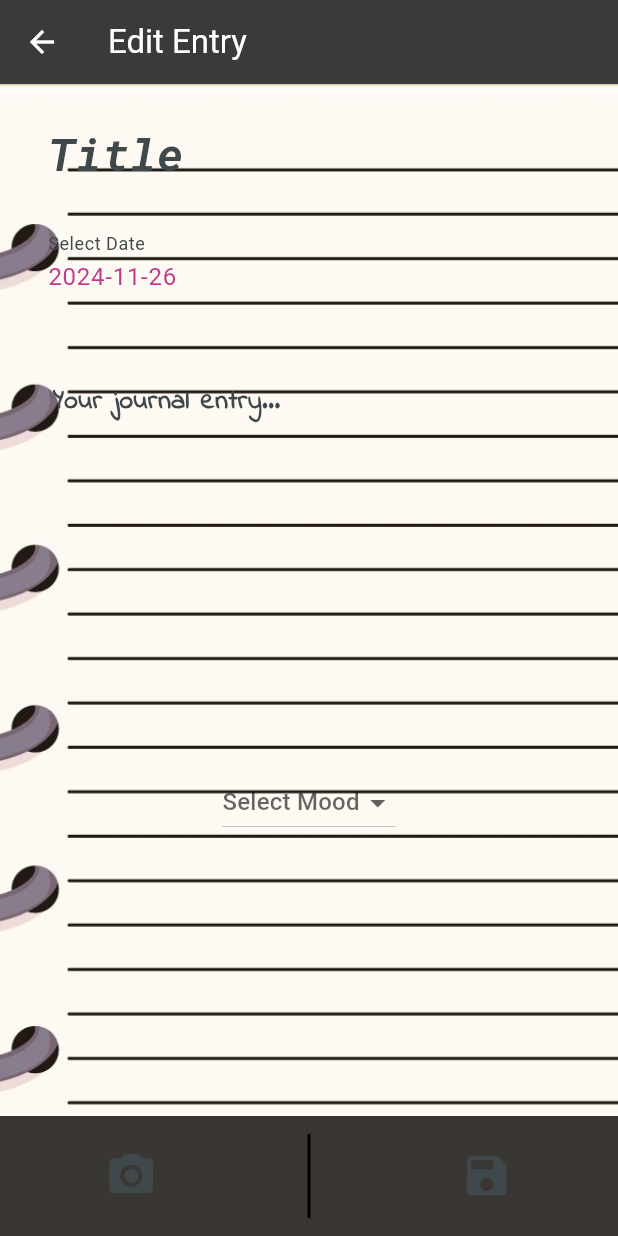
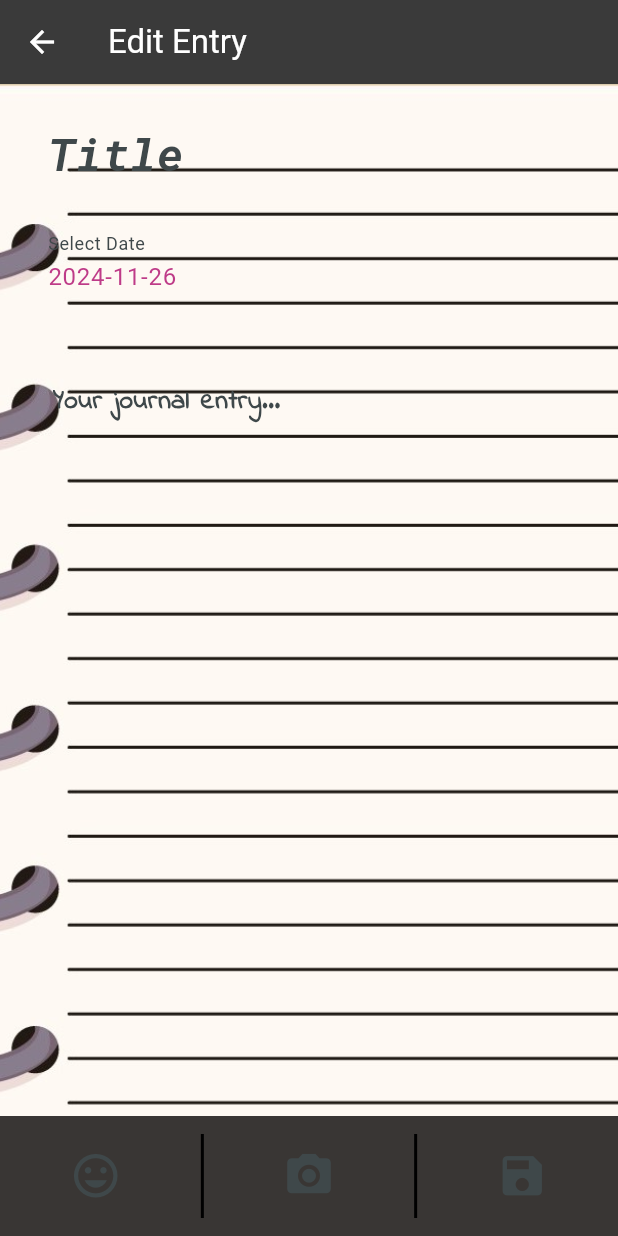
Before and after one commit to consnel8/FinalProject, a Flutter app: the EditJournalPage screen opened directly, on a phone screen of 412 x 824 dp. Run offline on Flutter 3.47's test engine with Material 3 defaults, Android fonts, the phone set to English and light mode, and no system bars; our stand-ins replace adaptive_theme, cloud_firestore, firebase_core, flex_color_scheme, flutter_local_notifications, geolocator and 4 more; accounts and stored records are empty; project files that could hold a hidden picture were left out.

Commit message:
Refined mood picker

```diff
--- a/finalproject/lib/edit_journal_page.dart
+++ b/finalproject/lib/edit_journal_page.dart
@@ -34,7 +34,6 @@ class _EditJournalPageState extends State<EditJournalPage> {
       _selectedMood = widget.entry!.mood;  // Prepopulate the mood if editing
     } else {
       _selectedDate = DateTime.now(); // Default to the current date if no entry is provided
-
     }
   }
 
@@ -61,28 +60,6 @@ class _EditJournalPageState extends State<EditJournalPage> {
       initialDate: initialDate,
       firstDate: firstDate,
       lastDate: lastDate,
-
-      /*
-      builder: (BuildContext context, Widget? child) {
-        return Theme(
-          data: ThemeData.light().copyWith(
-            colorScheme: ColorScheme.light(
-              primary: Color(0xFFbe3b88), // Primary color for the header
-              onPrimary: Colors.white,    // Text color for the header
-              surface: Colors.white,      // Background color of the picker
-              onSurface: Colors.black,    // Text color for calendar grid
-              secondary: Color(0xFFbe3b88), // Active date selection color
-              onSecondary: Colors.white,   // Text color for active date
-            ),
-            textButtonTheme: TextButtonThemeData(
-              style: TextButton.styleFrom(foregroundColor: Color(0xFFDCB65D)), // Updated to use foregroundColor
-            ),
-          ),
-          child: child!,
-        );
-      },
-
-       */
     );
 
     if (picked != null && picked != _selectedDate) {
@@ -92,12 +69,24 @@ class _EditJournalPageState extends State<EditJournalPage> {
     }
   }
 
+  void _showMoodPicker() async {
+    final String? mood = await showDialog<String>(
+      context: context,
+      builder: (context) {
+        return MoodPickerDialog(currentMood: _selectedMood);
+      },
+    );
+    if (mood != null) {
+      setState(() {
+        _selectedMood = mood;
+      });
+    }
+  }
+
   @override
   Widget build(BuildContext context) {
     return Scaffold(
-      //backgroundColor: Colors.transparent, // Keep the background transparent
       appBar: AppBar(
-        //backgroundColor: Color(0xFF393634),
         elevation: 1, // Remove the shadow for the diary look
         leading: IconButton(
           icon: const Icon(Icons.arrow_back),
@@ -109,9 +98,7 @@ class _EditJournalPageState extends State<EditJournalPage> {
         actions: widget.entry != null
             ? [
           IconButton(
-            icon: const Icon(Icons.delete,
-                //color: Colors.red
-            ),
+            icon: const Icon(Icons.delete),
             onPressed: () {
               // Confirm before deleting
               showDialog(
@@ -170,11 +157,15 @@ class _EditJournalPageState extends State<EditJournalPage> {
               GestureDetector(
                 onTap: () => _selectDate(context), // Trigger date picker on tap
                 child: AbsorbPointer(
+                  child: Row(
+                    children: [
+                      Expanded(
                         child: TextField(
                           controller: TextEditingController(
                             text: _selectedDate != null
                                 ? '${_selectedDate!.toLocal()}'.split(' ')[0]
-                            : 'Select Date'),
+                                : 'Select Date',
+                          ),
                           decoration: InputDecoration(
                             labelText: 'Select Date',
                             filled: true,
@@ -184,6 +175,21 @@ class _EditJournalPageState extends State<EditJournalPage> {
                           style: TextStyle(
                             color: Color(0xFFbe3b88), // Style the text in the field
                           ),
+                        ),
+                      ),
+                      if (_selectedMood != null)
+                        Padding(
+                          padding: const EdgeInsets.only(left: 8.0, bottom: 15.0),
+                          child: Text(
+                            'Mood: $_selectedMood',
+                            style: TextStyle(
+                              fontSize: 16,
+                              color: Color(0xFFbe3b88),
+                              fontWeight: FontWeight.bold,
+                            ),
+                          ),
+                        ),
+                    ],
                   ),
                 ),
               ),
@@ -204,22 +210,6 @@ class _EditJournalPageState extends State<EditJournalPage> {
                   fontWeight: FontWeight.bold,
                   fontFamily: 'IndieFlower',
                 ),
-              ),
-              DropdownButton<String>(
-                value: _selectedMood,
-                hint: Text('Select Mood'),
-                items: ['Happy', 'Motivated', 'Sad', 'Excited', 'Angry', 'Hungry']
-                    .map((mood) {
-                  return DropdownMenuItem<String>(
-                    value: mood,
-                    child: Text(mood),
-                  );
-                }).toList(),
-                onChanged: (value) {
-                  setState(() {
-                    _selectedMood = value;
-                  });
-                },
               ),
               const SizedBox(height: 16),
               // Display the picked or captured image if any
@@ -243,6 +233,17 @@ class _EditJournalPageState extends State<EditJournalPage> {
         child: Row(
           mainAxisAlignment: MainAxisAlignment.spaceAround,
           children: [
+            // Mood Picker Button
+            IconButton(
+              icon: const Icon(Icons.mood),
+              iconSize: 35.0,
+              onPressed: _showMoodPicker,
+            ),
+            Container(
+              height: 60,
+              width: 2,
+              color: Colors.black,
+            ),
             // Camera Button to capture an image
             IconButton(
               icon: const Icon(Icons.camera_alt),
@@ -277,3 +278,35 @@ class _EditJournalPageState extends State<EditJournalPage> {
     );
   }
 }
+
+// Mood Picker Dialog
+class MoodPickerDialog extends StatelessWidget {
+  final String? currentMood;
+
+  const MoodPickerDialog({Key? key, this.currentMood}) : super(key: key);
+
+  @override
+  Widget build(BuildContext context) {
+    return AlertDialog(
+      title: const Text('Select Mood'),
+      content: Column(
+        mainAxisSize: MainAxisSize.min,
+        children: ['Happy', 'Motivated', 'Sad', 'Excited'].map((mood) {
+          return RadioListTile<String>(
+            title: Text(
+              mood,
+              style: TextStyle(
+                color: Color(0xFFbe3b88),
+              ),
+            ),
+            value: mood,
+            groupValue: currentMood,
+            onChanged: (String? value) {
+              Navigator.pop(context, value); // Return the selected mood
+            },
+          );
+        }).toList(),
+      ),
+    );
+  }
+}
--- a/finalproject/lib/journal_page.dart
+++ b/finalproject/lib/journal_page.dart
@@ -344,12 +344,6 @@ class _JournalPageState extends State<JournalPage> {
                             Text(shortContent,
                                 style: const TextStyle(color: Color(0xFF787878), fontSize: 16)),
                             const SizedBox(width: 10),
-                            // Conditionally show the mood icon and color only if entry.mood is not null
-                            if (entry.mood != null)
-                              Icon(
-                                _getMoodIcon(entry.mood!),  // Use the non-nullable value `entry.mood!`
-                                color: _getMoodColor(entry.mood!),
-                              ),
                           ],
                         ),
                         // Display the image below the entry content if available
```
Lines whose indentation alone changed are shown as unchanged.
